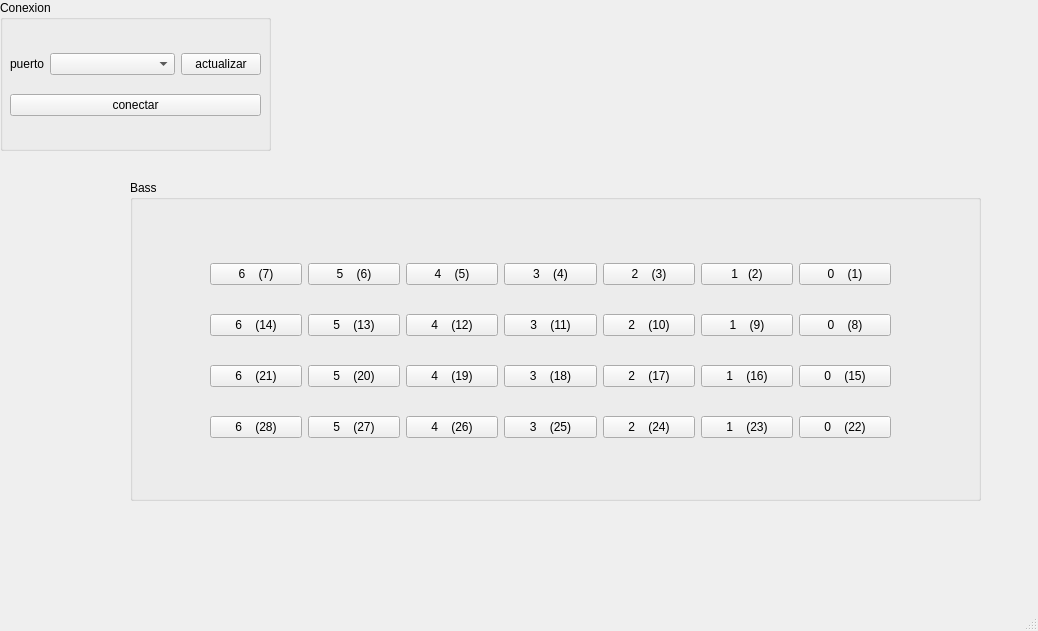
This is recursos_extra/virtual_bass/virtual_bass/mainwindow.ui in mgoyret/UTN_FRBA_INFO_II_2020_TPO_LASER-BASS as Qt 5 draws it before an edit. The edited form follows.
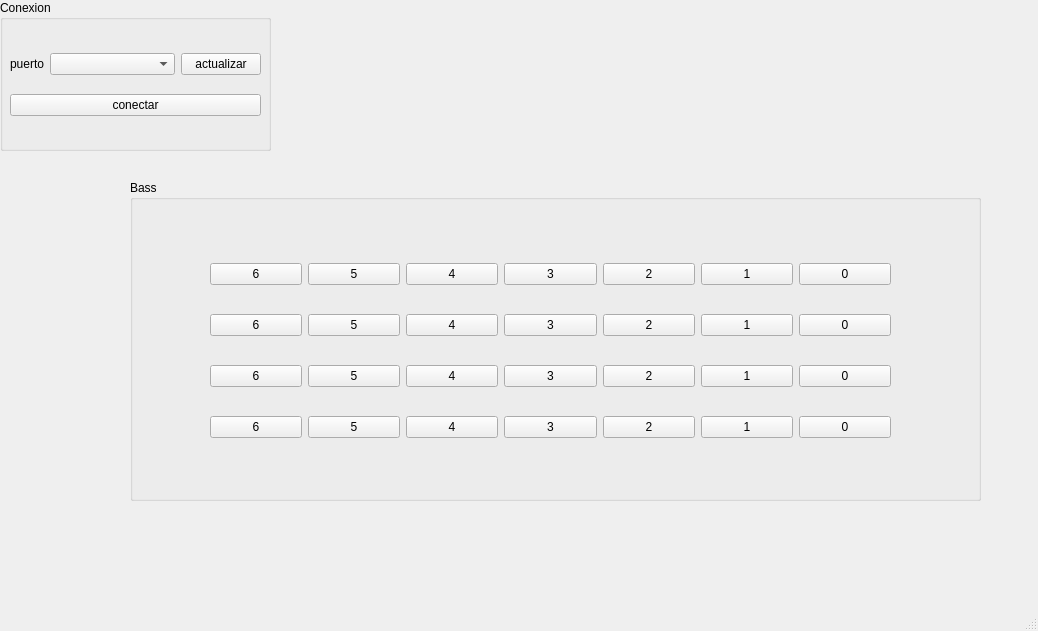
This is the edited form.

Commit message: cambie estetica de virtual_bass, que los botones solo esten del 0 al 6

Patch:
```diff
--- a/recursos_extra/virtual_bass/virtual_bass/mainwindow.ui
+++ b/recursos_extra/virtual_bass/virtual_bass/mainwindow.ui
@@ -41,49 +41,49 @@
         <item>
          <widget class="QPushButton" name="note_7">
           <property name="text">
-           <string>6    (7)</string>
+           <string>6</string>
           </property>
          </widget>
         </item>
         <item>
          <widget class="QPushButton" name="note_6">
           <property name="text">
-           <string>5    (6)</string>
+           <string>5</string>
           </property>
          </widget>
         </item>
         <item>
          <widget class="QPushButton" name="note_5">
           <property name="text">
-           <string>4    (5)</string>
+           <string>4</string>
           </property>
          </widget>
         </item>
         <item>
          <widget class="QPushButton" name="note_4">
           <property name="text">
-           <string>3    (4)</string>
+           <string>3</string>
           </property>
          </widget>
         </item>
         <item>
          <widget class="QPushButton" name="note_3">
           <property name="text">
-           <string>2    (3)</string>
+           <string>2</string>
           </property>
          </widget>
         </item>
         <item>
          <widget class="QPushButton" name="note_2">
           <property name="text">
-           <string>1   (2)</string>
+           <string>1</string>
           </property>
          </widget>
         </item>
         <item>
          <widget class="QPushButton" name="note_1">
           <property name="text">
-           <string>0    (1)</string>
+           <string>0</string>
           </property>
          </widget>
         </item>
@@ -94,49 +94,49 @@
         <item>
          <widget class="QPushButton" name="note_14">
           <property name="text">
-           <string>6    (14)</string>
+           <string>6</string>
           </property>
          </widget>
         </item>
         <item>
          <widget class="QPushButton" name="note_13">
           <property name="text">
-           <string>5    (13)</string>
+           <string>5</string>
           </property>
          </widget>
         </item>
         <item>
          <widget class="QPushButton" name="note_12">
           <property name="text">
-           <string>4    (12)</string>
+           <string>4</string>
           </property>
          </widget>
         </item>
         <item>
          <widget class="QPushButton" name="note_11">
           <property name="text">
-           <string>3    (11)</string>
+           <string>3</string>
           </property>
          </widget>
         </item>
         <item>
          <widget class="QPushButton" name="note_10">
           <property name="text">
-           <string>2    (10)</string>
+           <string>2</string>
           </property>
          </widget>
         </item>
         <item>
          <widget class="QPushButton" name="note_9">
           <property name="text">
-           <string>1    (9)</string>
+           <string>1</string>
           </property>
          </widget>
         </item>
         <item>
          <widget class="QPushButton" name="note_8">
           <property name="text">
-           <string>0    (8)</string>
+           <string>0</string>
           </property>
          </widget>
         </item>
@@ -147,49 +147,49 @@
         <item>
          <widget class="QPushButton" name="note_21">
           <property name="text">
-           <string>6    (21)</string>
+           <string>6</string>
           </property>
          </widget>
         </item>
         <item>
          <widget class="QPushButton" name="note_20">
           <property name="text">
-           <string>5    (20)</string>
+           <string>5</string>
           </property>
          </widget>
         </item>
         <item>
          <widget class="QPushButton" name="note_19">
           <property name="text">
-           <string>4    (19)</string>
+           <string>4</string>
           </property>
          </widget>
         </item>
         <item>
          <widget class="QPushButton" name="note_18">
           <property name="text">
-           <string>3    (18)</string>
+           <string>3</string>
           </property>
          </widget>
         </item>
         <item>
          <widget class="QPushButton" name="note_17">
           <property name="text">
-           <string>2    (17)</string>
+           <string>2</string>
           </property>
          </widget>
         </item>
         <item>
          <widget class="QPushButton" name="note_16">
           <property name="text">
-           <string>1    (16)</string>
+           <string>1</string>
           </property>
          </widget>
         </item>
         <item>
          <widget class="QPushButton" name="note_15">
           <property name="text">
-           <string>0    (15)</string>
+           <string>0</string>
           </property>
          </widget>
         </item>
@@ -200,49 +200,49 @@
         <item>
          <widget class="QPushButton" name="note_28">
           <property name="text">
-           <string>6    (28)</string>
+           <string>6</string>
           </property>
          </widget>
         </item>
         <item>
          <widget class="QPushButton" name="note_27">
           <property name="text">
-           <string>5    (27)</string>
+           <string>5</string>
           </property>
          </widget>
         </item>
         <item>
          <widget class="QPushButton" name="note_26">
           <property name="text">
-           <string>4    (26)</string>
+           <string>4</string>
           </property>
          </widget>
         </item>
         <item>
          <widget class="QPushButton" name="note_25">
           <property name="text">
-           <string>3    (25)</string>
+           <string>3</string>
           </property>
          </widget>
         </item>
         <item>
          <widget class="QPushButton" name="note_24">
           <property name="text">
-           <string>2    (24)</string>
+           <string>2</string>
           </property>
          </widget>
         </item>
         <item>
          <widget class="QPushButton" name="note_23">
           <property name="text">
-           <string>1    (23)</string>
+           <string>1</string>
           </property>
          </widget>
         </item>
         <item>
          <widget class="QPushButton" name="note_22">
           <property name="text">
-           <string>0    (22)</string>
+           <string>0</string>
           </property>
          </widget>
         </item>
```
